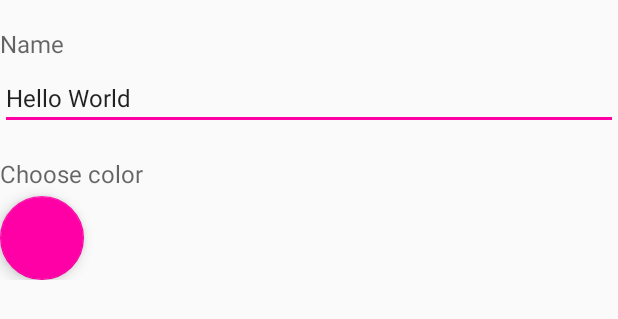
After one commit to AryanGanotra07/LetMeAttend, an Android app: the layout add_course.xml on its own in the app's theme, with its tools: preview values and no code run, on a phone screen of 412 x 824 dp. The commit adds this screen. Shown: the top 319 px of the screen. Run offline under Robolectric (Android 15) with nearby library versions, the phone set to English and light mode, and no system bars; network calls fail.

Commit message:
many again

```diff
--- a/app/build.gradle
+++ b/app/build.gradle
@@ -89,6 +89,8 @@ dependencies {
     implementation 'com.squareup.okhttp3:okhttp:4.3.1'
     implementation 'com.google.firebase:firebase-messaging:20.2.3'
     implementation 'com.afollestad.material-dialogs:bottomsheets:3.3.0'
+    implementation 'com.afollestad.material-dialogs:lifecycle:3.3.0'
+    implementation 'com.afollestad.material-dialogs:color:3.3.0'
 
 
 }
--- a/app/src/main/java/com/attendance/letmeattend/adapters/LectureNewRecyclerAdapter.kt
+++ b/app/src/main/java/com/attendance/letmeattend/adapters/LectureNewRecyclerAdapter.kt
@@ -4,9 +4,12 @@ import android.view.ContextMenu
 import android.view.LayoutInflater
 import android.view.View
 import android.view.ViewGroup
+import android.view.animation.Animation
+import android.view.animation.AnimationUtils
 import androidx.databinding.DataBindingUtil
 import androidx.recyclerview.widget.RecyclerView
 import com.attendance.letmeattend.R
+import com.attendance.letmeattend.application.AppApplication
 import com.attendance.letmeattend.databinding.LectureResourceBinding
 import com.attendance.letmeattend.databinding.LectureTtBinding
 import com.attendance.letmeattend.databinding.SubjectResourceBinding
@@ -25,6 +28,7 @@ class LectureNewRecyclerAdapter() : RecyclerView.Adapter<LectureNewRecyclerAdapt
 
     private lateinit var lectures : List<LectureModel>
     private lateinit var clickListener: OnLectureClickListener
+    private  val animation : Animation = AnimationUtils.loadAnimation(AppApplication?.context!!.applicationContext , R.anim.abc_slide_in_bottom)
 
     private var position = 0
 
@@ -82,6 +86,7 @@ class LectureNewRecyclerAdapter() : RecyclerView.Adapter<LectureNewRecyclerAdapt
     override fun onCreateViewHolder(parent: ViewGroup, viewType: Int): ViewHolder {
         val binding : LectureResourceBinding = DataBindingUtil.inflate(LayoutInflater.from(parent.context),
             R.layout.lecture_resource,parent,false)
+        binding.root.startAnimation(animation)
         parent.context.toast(itemCount.toString())
         return ViewHolder(binding)
     }
--- /dev/null
+++ b/app/src/main/java/com/attendance/letmeattend/authentication/AuthenticationHelper.kt
@@ -0,0 +1,6 @@
+package com.attendance.letmeattend.authentication
+
+object AuthenticationHelper {
+
+    var auth_token = ""
+}
--- a/app/src/main/java/com/attendance/letmeattend/network/EndPoints.kt
+++ b/app/src/main/java/com/attendance/letmeattend/network/EndPoints.kt
@@ -24,5 +24,7 @@ interface EndPoints {
     fun getLecturesByDay(@Query("day") day: Int) : Call<List<LectureModel>>
     @GET("/lecture/all")
     fun getAllLectures() : Call<List<LectureModel>>
+    @POST("/subject")
+    fun addSubject(@Body subject: HashMap<String, String>) : Call<SubjectModel>
 
 }
--- a/app/src/main/java/com/attendance/letmeattend/sharedpreferences/LocalRepository.kt
+++ b/app/src/main/java/com/attendance/letmeattend/sharedpreferences/LocalRepository.kt
@@ -45,4 +45,8 @@ object LocalRepository {
     fun getAuthenticationToken() : String {
         return sharedPref.getString(JWT_TOKEN, null)
     }
+
+    fun logout() {
+        sharedPref.edit().remove(JWT_TOKEN).commit()
+    }
 }
--- a/app/src/main/java/com/attendance/letmeattend/utils/Constants.kt
+++ b/app/src/main/java/com/attendance/letmeattend/utils/Constants.kt
@@ -6,4 +6,9 @@ object Constants {
     public const val DEVICE_TOKEN = "udt"
     const val ENTRY_KEY = "entry"
     const val JWT_TOKEN = "jwt"
+    var auth_token = ""
+
+    fun setAuthToken(token : String) {
+        auth_token =token
+    }
 }
--- /dev/null
+++ b/app/src/main/res/layout/add_course.xml
@@ -0,0 +1,56 @@
+<?xml version="1.0" encoding="utf-8"?>
+<LinearLayout
+        xmlns:android="http://schemas.android.com/apk/res/android"
+        xmlns:tools="http://schemas.android.com/tools"
+        android:layout_width="match_parent"
+        android:layout_height="wrap_content"
+        android:orientation="vertical"
+        >
+
+
+
+    <TextView
+            android:layout_width="wrap_content"
+            android:layout_height="wrap_content"
+            android:layout_marginTop="18dp"
+            android:text="@string/course_name"
+            android:gravity="center_vertical"
+            android:layout_gravity="center_vertical"
+            android:textColor="?android:textColorSecondary"
+            android:textSize="@dimen/title_size"
+            />
+
+
+
+    <EditText
+            android:id="@+id/course_name"
+            android:layout_width="match_parent"
+            android:layout_height="wrap_content"
+            android:layout_marginTop="4dp"
+            android:inputType="textAutoComplete"
+            android:text="Hello World"
+            android:textColor="?android:textColorPrimary"
+            android:textSize="@dimen/title_size"
+            tools:ignore="Autofill,HardcodedText,LabelFor"
+            />
+
+    <TextView
+            android:layout_width="wrap_content"
+            android:layout_height="wrap_content"
+            android:layout_marginTop="18dp"
+            android:text="@string/choose_color"
+            android:gravity="center_vertical"
+            android:layout_gravity="center_vertical"
+            android:textColor="?android:textColorSecondary"
+            android:textSize="@dimen/title_size"
+            />
+    <com.google.android.material.floatingactionbutton.FloatingActionButton
+            android:layout_width="wrap_content"
+            android:layout_height="wrap_content"
+            android:id="@+id/color_view"
+        android:layout_marginTop="4dp"/>
+
+
+
+
+</LinearLayout>
--- a/app/src/main/res/layout/time_table.xml
+++ b/app/src/main/res/layout/time_table.xml
@@ -13,6 +13,7 @@
     <androidx.coordinatorlayout.widget.CoordinatorLayout
 
             android:layout_width="match_parent"
+
             android:layout_height="match_parent">
 
     <com.google.android.material.appbar.AppBarLayout
@@ -66,6 +67,7 @@
 <androidx.constraintlayout.widget.ConstraintLayout
         android:background="@color/colorAccent"
         android:clickable="true"
+
         android:backgroundTint="@color/windowBackground"
         android:layout_width="match_parent" android:layout_height="0dp">
 
--- a/app/src/main/res/values/strings.xml
+++ b/app/src/main/res/values/strings.xml
@@ -37,6 +37,10 @@
     <string name="friday">Friday</string>
     <string name="saturday">Saturday</string>
     <string name="sunday">Sunday</string>
+    <string name="course_name">Name</string>
+    <string name="choose_color">Choose color</string>
+    <string name="add_course">Add Course</string>
+    <string name="select">Select</string>
 
 
 
```
Also changed, not shown: app/src/main/java/com/attendance/letmeattend/activities/details/DetailsViewModel.kt (+52 -6 lines), app/src/main/java/com/attendance/letmeattend/activities/details/EnterDetails.kt (+79 -2 lines), app/src/main/java/com/attendance/letmeattend/activities/details/NewRepository.kt (+35 -1 lines), app/src/main/java/com/attendance/letmeattend/adapters/SubjectRecyclerAdapter.kt (+23 -0 lines), app/src/main/java/com/attendance/letmeattend/authentication/FirebaseLogin.kt (+5 -2 lines), app/src/main/java/com/attendance/letmeattend/network/RetrofitServiceBuilder.kt (+8 -3 lines), app/src/main/java/com/attendance/letmeattend/utils/BindingAdapter.kt (+8 -1 lines), app/src/main/res/anim/item_animation_fall_down.xml (added, +26 -0 lines), app/src/main/res/anim/layout_animation_fall_down.xml (added, +7 -0 lines), app/src/main/res/layout/details_activity.xml (+5 -2 lines).
